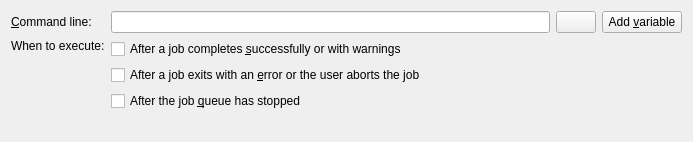
Qt form src/mkvtoolnix-gui/forms/main_window/prefs_run_program_widget.ui (jpsdr/MKVToolnix-Windows-7) before a commit.
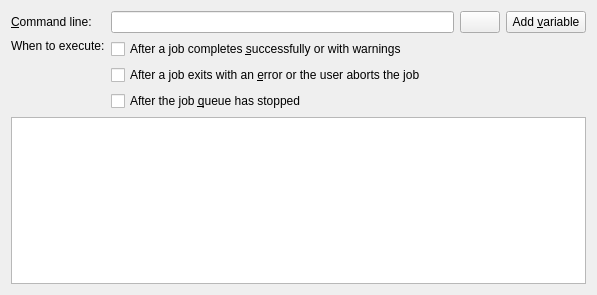
The same form after that commit. Icons and pictures are not drawn.

Commit message:
GUI: run programs: include extensive info on usage and provide example
Implements #1570.

The edit to the form file:
```diff
--- a/src/mkvtoolnix-gui/forms/main_window/prefs_run_program_widget.ui
+++ b/src/mkvtoolnix-gui/forms/main_window/prefs_run_program_widget.ui
@@ -6,14 +6,14 @@
    <rect>
     <x>0</x>
     <y>0</y>
-    <width>693</width>
-    <height>142</height>
+    <width>597</width>
+    <height>295</height>
    </rect>
   </property>
   <property name="windowTitle">
    <string notr="true">Form</string>
   </property>
-  <layout class="QVBoxLayout" name="verticalLayout_5" stretch="0,1">
+  <layout class="QVBoxLayout" name="verticalLayout_5" stretch="0,0">
    <item>
     <layout class="QGridLayout" name="gridLayout">
      <item row="0" column="0">
@@ -110,17 +110,21 @@
     </layout>
    </item>
    <item>
-    <spacer name="verticalSpacer_4">
-     <property name="orientation">
-      <enum>Qt::Vertical</enum>
+    <widget class="QTextBrowser" name="tbUsageNotes">
+     <property name="sizePolicy">
+      <sizepolicy hsizetype="Expanding" vsizetype="Expanding">
+       <horstretch>1</horstretch>
+       <verstretch>1</verstretch>
+      </sizepolicy>
      </property>
-     <property name="sizeHint" stdset="0">
-      <size>
-       <width>20</width>
-       <height>0</height>
-      </size>
+     <property name="html">
+      <string notr="true">&lt;!DOCTYPE HTML PUBLIC &quot;-//W3C//DTD HTML 4.0//EN&quot; &quot;http://www.w3.org/TR/REC-html40/strict.dtd&quot;&gt;
+&lt;html&gt;&lt;head&gt;&lt;meta name=&quot;qrichtext&quot; content=&quot;1&quot; /&gt;&lt;style type=&quot;text/css&quot;&gt;
+p, li { white-space: pre-wrap; }
+&lt;/style&gt;&lt;/head&gt;&lt;body style=&quot; font-family:'Sans'; font-size:11pt; font-weight:400; font-style:normal;&quot;&gt;
+&lt;p style=&quot;-qt-paragraph-type:empty; margin-top:0px; margin-bottom:0px; margin-left:0px; margin-right:0px; -qt-block-indent:0; text-indent:0px;&quot;&gt;&lt;br /&gt;&lt;/p&gt;&lt;/body&gt;&lt;/html&gt;</string>
      </property>
-    </spacer>
+    </widget>
    </item>
   </layout>
  </widget>
```
The commit also changes 2 other files.
